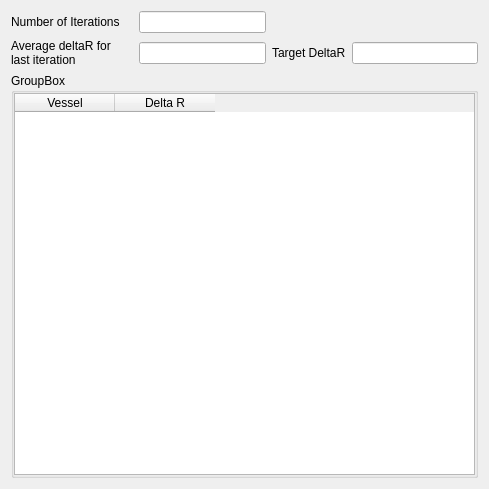
This is src/calculationresultdlg.ui in AdamMajer/bshouty-lung-model as Qt 5 draws it before an edit. The edited form follows.
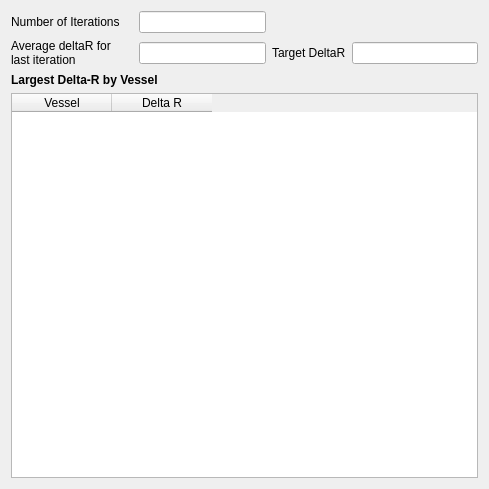
This is the edited form.

What changed in the file:
```diff
--- a/src/calculationresultdlg.ui
+++ b/src/calculationresultdlg.ui
@@ -14,15 +14,22 @@
    <string>Model Convergence Summary</string>
   </property>
   <layout class="QGridLayout" name="gridLayout_2">
-   <item row="0" column="0">
-    <widget class="QLabel" name="label">
+   <item row="1" column="3">
+    <widget class="QLineEdit" name="targetDeltaR">
+     <property name="readOnly">
+      <bool>true</bool>
+     </property>
+    </widget>
+   </item>
+   <item row="1" column="2">
+    <widget class="QLabel" name="label_3">
      <property name="text">
-      <string>Number of Iterations</string>
+      <string>Target DeltaR</string>
      </property>
     </widget>
    </item>
-   <item row="0" column="1">
-    <widget class="QLineEdit" name="iterationCount">
+   <item row="1" column="1">
+    <widget class="QLineEdit" name="avDeltaR">
      <property name="readOnly">
       <bool>true</bool>
      </property>
@@ -38,51 +45,42 @@
      </property>
     </widget>
    </item>
-   <item row="1" column="1">
-    <widget class="QLineEdit" name="avDeltaR">
+   <item row="0" column="1">
+    <widget class="QLineEdit" name="iterationCount">
      <property name="readOnly">
       <bool>true</bool>
      </property>
     </widget>
    </item>
-   <item row="1" column="2">
-    <widget class="QLabel" name="label_3">
+   <item row="0" column="0">
+    <widget class="QLabel" name="label">
      <property name="text">
-      <string>Target DeltaR</string>
+      <string>Number of Iterations</string>
      </property>
     </widget>
    </item>
-   <item row="1" column="3">
-    <widget class="QLineEdit" name="targetDeltaR">
-     <property name="readOnly">
-      <bool>true</bool>
-     </property>
+   <item row="3" column="0" colspan="4">
+    <widget class="QTableWidget" name="vesselTable">
+     <column>
+      <property name="text">
+       <string>Vessel</string>
+      </property>
+     </column>
+     <column>
+      <property name="text">
+       <string>Delta R</string>
+      </property>
+     </column>
     </widget>
    </item>
    <item row="2" column="0" colspan="4">
-    <widget class="QGroupBox" name="groupBox">
-     <property name="title">
-      <string>GroupBox</string>
+    <widget class="QLabel" name="label_4">
+     <property name="styleSheet">
+      <string notr="true">font: bold</string>
      </property>
-     <layout class="QGridLayout" name="gridLayout">
-      <property name="margin">
-       <number>0</number>
-      </property>
-      <item row="0" column="0">
-       <widget class="QTableWidget" name="vesselTable">
-        <column>
-         <property name="text">
-          <string>Vessel</string>
-         </property>
-        </column>
-        <column>
-         <property name="text">
-          <string>Delta R</string>
-         </property>
-        </column>
-       </widget>
-      </item>
-     </layout>
+     <property name="text">
+      <string>Largest Delta-R by Vessel</string>
+     </property>
     </widget>
    </item>
   </layout>
```
Left out of the diff: 1 changed line with no effect on the pictures.
